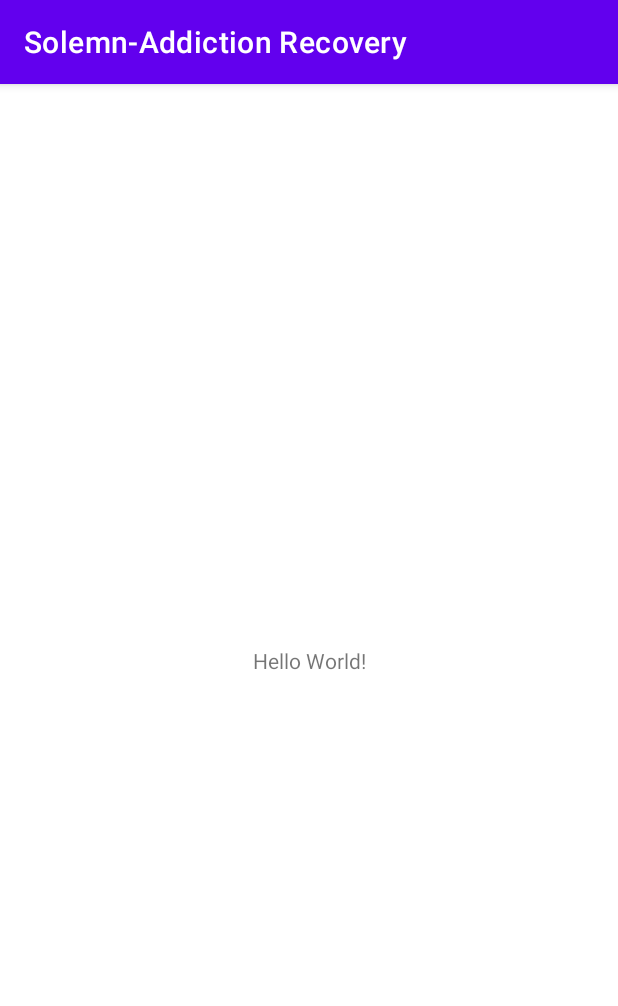
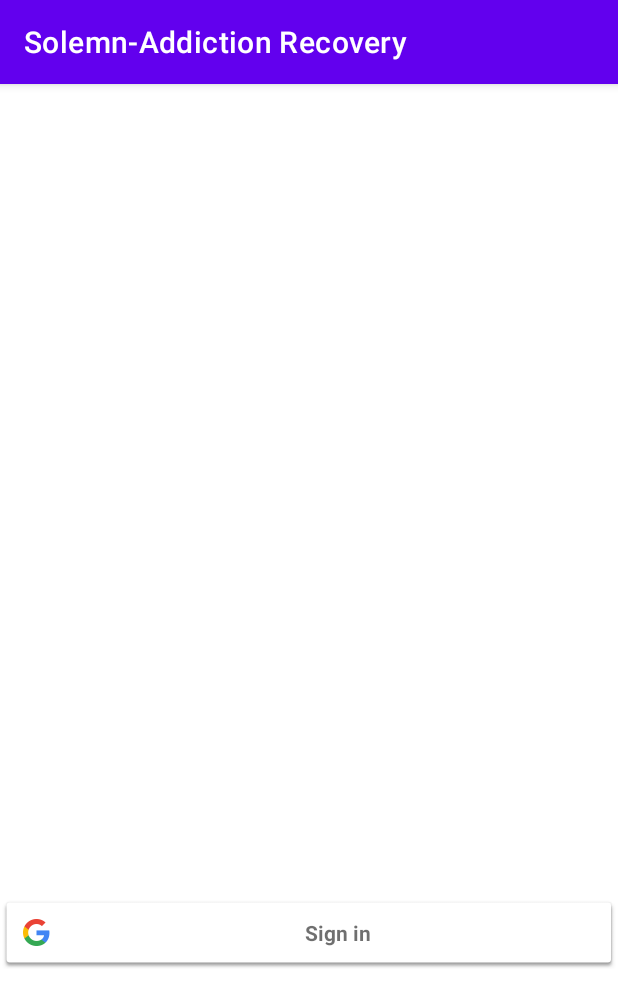
Before and after one commit to K4fledmanish/Solemn-AddictionRecovery, an Android app: the screen it shows after launch (MainActivity), on a phone screen of 412 x 824 dp. Shown: the top 1006 px of the screen. Run offline under Robolectric (Android 15) with nearby library versions, the phone set to English and light mode, and no system bars.

Commit message:
Google Sign In
Accessing via google id

```diff
--- a/app/build.gradle
+++ b/app/build.gradle
@@ -36,4 +36,6 @@ dependencies {
     testImplementation 'junit:junit:4.+'
     androidTestImplementation 'androidx.test.ext:junit:1.1.2'
     androidTestImplementation 'androidx.test.espresso:espresso-core:3.3.0'
+
+    implementation 'com.google.android.gms:play-services-auth:19.0.0'
 }
--- a/app/src/main/AndroidManifest.xml
+++ b/app/src/main/AndroidManifest.xml
@@ -1,6 +1,8 @@
 <?xml version="1.0" encoding="utf-8"?>
 <manifest xmlns:android="http://schemas.android.com/apk/res/android"
     package="com.example.solemn_addictionrecovery">
+
+    <uses-permission android:name="android.permission.INTERNET"/>
 
     <application
         android:allowBackup="true"
@@ -9,6 +11,7 @@
         android:roundIcon="@mipmap/ic_launcher_round"
         android:supportsRtl="true"
         android:theme="@style/Theme.SolemnAddictionRecovery">
+        <activity android:name=".ProfileActivity"></activity>
         <activity android:name=".MainActivity">
             <intent-filter>
                 <action android:name="android.intent.action.MAIN" />
--- a/app/src/main/java/com/example/solemn_addictionrecovery/MainActivity.java
+++ b/app/src/main/java/com/example/solemn_addictionrecovery/MainActivity.java
@@ -2,13 +2,104 @@ package com.example.solemn_addictionrecovery;
 
 import androidx.appcompat.app.AppCompatActivity;
 
+import android.content.Intent;
+import android.net.Uri;
 import android.os.Bundle;
+import android.util.Log;
+import android.view.View;
+import android.widget.Toast;
+
+import com.google.android.gms.auth.api.signin.GoogleSignIn;
+import com.google.android.gms.auth.api.signin.GoogleSignInAccount;
+import com.google.android.gms.auth.api.signin.GoogleSignInClient;
+import com.google.android.gms.auth.api.signin.GoogleSignInOptions;
+import com.google.android.gms.common.SignInButton;
+import com.google.android.gms.common.api.ApiException;
+import com.google.android.gms.common.api.GoogleApiClient;
+import com.google.android.gms.tasks.Task;
 
 public class MainActivity extends AppCompatActivity {
+
+    GoogleSignInClient mGoogleSignInClient;
+
+    private static int RC_SIGN_IN = 100;
+
 
     @Override
     protected void onCreate(Bundle savedInstanceState) {
         super.onCreate(savedInstanceState);
         setContentView(R.layout.activity_main);
+
+        // Configure sign-in to request the user's ID, email address, and basic
+        // profile. ID and basic profile are included in DEFAULT_SIGN_IN.
+        GoogleSignInOptions gso = new GoogleSignInOptions.Builder(GoogleSignInOptions.DEFAULT_SIGN_IN)
+                .requestEmail()
+                .build();
+        mGoogleSignInClient = GoogleSignIn.getClient(this, gso);
+
+        // Check for existing Google Sign In account, if the user is already signed in
+// the GoogleSignInAccount will be non-null.
+        GoogleSignInAccount account = GoogleSignIn.getLastSignedInAccount(this);
+
+        // Set the dimensions of the sign-in button.
+        SignInButton signInButton = findViewById(R.id.sign_in_button);
+        signInButton.setSize(SignInButton.SIZE_STANDARD);
+
+        signInButton.setOnClickListener(new View.OnClickListener() {
+            @Override
+            public void onClick(View v) {
+                signIn();
+            }
+        });
+
+    }
+
+    private void signIn() {
+        Intent signInIntent = mGoogleSignInClient.getSignInIntent();
+        startActivityForResult(signInIntent, RC_SIGN_IN);
+    }
+
+    @Override
+    public void onActivityResult(int requestCode, int resultCode, Intent data) {
+
+        super.onActivityResult(requestCode, resultCode, data);
+
+        // Result returned from launching the Intent from GoogleSignInClient.getSignInIntent(...);
+        if (requestCode == RC_SIGN_IN) {
+            // The Task returned from this call is always completed, no need to attach
+            // a listener.
+            Task<GoogleSignInAccount> task = GoogleSignIn.getSignedInAccountFromIntent(data);
+            handleSignInResult(task);
+        }
+    }
+
+    private void handleSignInResult(Task<GoogleSignInAccount> completedTask) {
+        try {
+            GoogleSignInAccount account = completedTask.getResult(ApiException.class);
+
+            GoogleSignInAccount acct = GoogleSignIn.getLastSignedInAccount(this);
+            if (acct != null) {
+                String personName = acct.getDisplayName();
+                String personGivenName = acct.getGivenName();
+                String personFamilyName = acct.getFamilyName();
+                String personEmail = acct.getEmail();
+                String personId = acct.getId();
+                Uri personPhoto = acct.getPhotoUrl();
+
+
+                Toast.makeText(this, "User email : " + personEmail, Toast.LENGTH_SHORT).show();
+
+            }
+
+            startActivity(new Intent(MainActivity.this, ProfileActivity.class));
+
+
+        } catch (ApiException e) {
+            // The ApiException status code indicates the detailed failure reason.
+            // Please refer to the GoogleSignInStatusCodes class reference for more information.
+
+
+            Log.d("Message", e.toString());
+        }
     }
 }
--- a/app/src/main/res/layout/activity_main.xml
+++ b/app/src/main/res/layout/activity_main.xml
@@ -1,18 +1,21 @@
 <?xml version="1.0" encoding="utf-8"?>
-<androidx.constraintlayout.widget.ConstraintLayout xmlns:android="http://schemas.android.com/apk/res/android"
+<RelativeLayout
+    xmlns:android="http://schemas.android.com/apk/res/android"
     xmlns:app="http://schemas.android.com/apk/res-auto"
     xmlns:tools="http://schemas.android.com/tools"
     android:layout_width="match_parent"
     android:layout_height="match_parent"
     tools:context=".MainActivity">
 
-    <TextView
-        android:layout_width="wrap_content"
+    <com.google.android.gms.common.SignInButton
+
+        android:layout_width="match_parent"
         android:layout_height="wrap_content"
-        android:text="Hello World!"
-        app:layout_constraintBottom_toBottomOf="parent"
-        app:layout_constraintLeft_toLeftOf="parent"
-        app:layout_constraintRight_toRightOf="parent"
-        app:layout_constraintTop_toTopOf="parent" />
+        android:layout_alignParentStart="true"
+        android:layout_alignParentLeft="true"
+        android:layout_alignParentBottom="true"
+        android:layout_marginBottom="178dp"
+        android:id="@+id/sign_in_button"/>
 
-</androidx.constraintlayout.widget.ConstraintLayout>
+
+</RelativeLayout>
```
Also changed, not shown: app/src/main/java/com/example/solemn_addictionrecovery/ProfileActivity.java (added, +14 -0 lines), app/src/main/res/layout/activity_profile.xml (added, +9 -0 lines), 1 other file.
